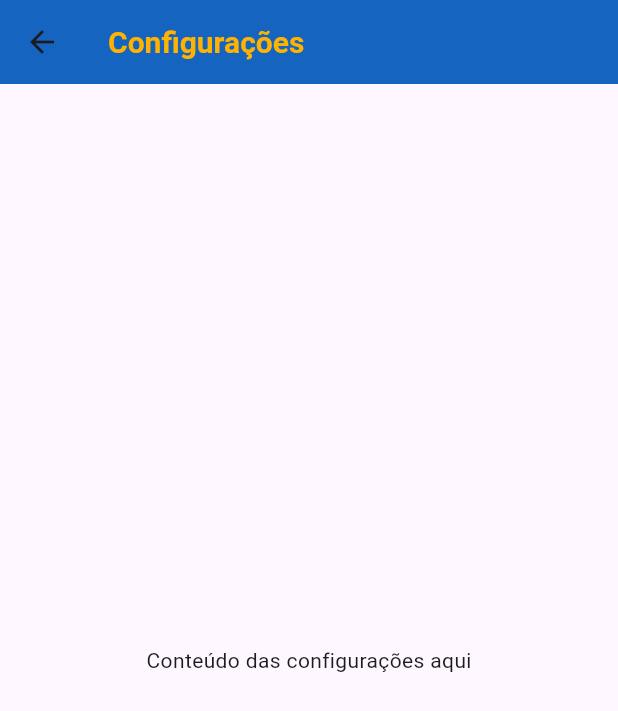
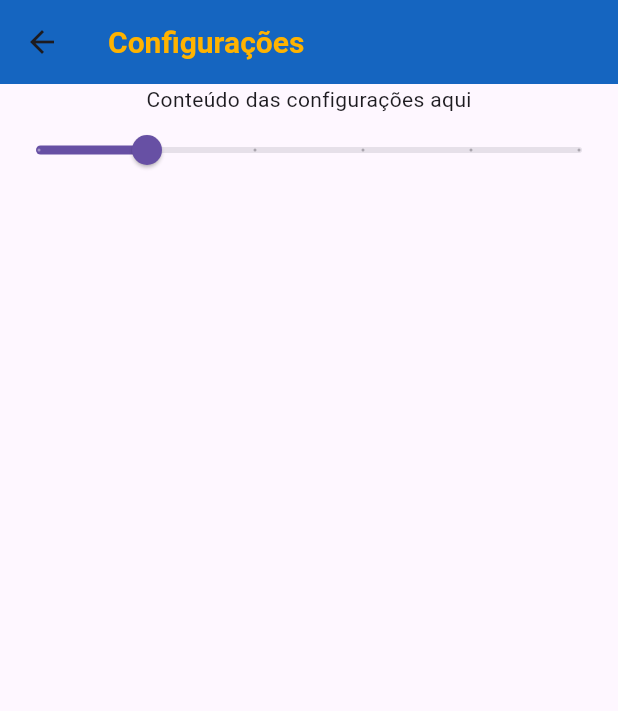
Before and after one commit to EygonSaldanha/Kali, a Flutter app: the SettingsScreen screen opened directly, on a phone screen of 412 x 824 dp. Shown: the top 711 px of the screen. Run offline on Flutter 3.47's test engine with Material 3 defaults, Android fonts, the phone set to English and light mode, and no system bars; network calls fail.

```diff
--- a/lib/main.dart
+++ b/lib/main.dart
@@ -1,5 +1,5 @@
 import 'package:flutter/material.dart';
-import 'login.dart'; // Certifique-se de que o caminho para login.dart está correto.
+import 'views/login.dart';
 
 void main() {
   runApp(MyApp());
--- /dev/null
+++ b/lib/slider.dart
@@ -0,0 +1,30 @@
+import 'package:flutter/material.dart';
+
+/// Flutter code sample for [Slider].
+
+class SliderExample extends StatefulWidget {
+  const SliderExample({super.key});
+
+  @override
+  State<SliderExample> createState() => _SliderExampleState();
+}
+
+class _SliderExampleState extends State<SliderExample> {
+  double _currentSliderValue = 20;
+
+  @override
+  Widget build(BuildContext context) {
+    return
+      Slider(
+        value: _currentSliderValue,
+        max: 100,
+        divisions: 5,
+        label: _currentSliderValue.round().toString(),
+        onChanged: (double value) {
+          setState(() {
+            _currentSliderValue = value;
+          });
+        },
+    );
+  }
+}
--- a/lib/login.dart
+++ b/lib/views/login.dart
@@ -1,6 +1,6 @@
 import 'package:flutter/material.dart';
-import 'Home.dart';  // Certifique-se de que o caminho esteja correto
-import 'main.dart';  // Importa a classe MyApp que contém a RegistrationScreen
+import '../Home.dart';
+import '../main.dart';  // Importa a classe MyApp que contém a RegistrationScreen
 
 class LoginScreen extends StatefulWidget {
   @override
@@ -52,7 +52,7 @@ class _LoginScreenState extends State<LoginScreen> {
                     return null; // Removida a validação de 6 dígitos
                   },
                   onSaved: (value) => _matricula = value ?? '',
-                ),
+                ), SizedBox(height:10),
                 TextFormField(
                   decoration: InputDecoration(labelText: 'Senha'),
                   obscureText: true,
--- a/lib/settings.dart
+++ b/lib/views/settings.dart
@@ -1,5 +1,6 @@
 import 'package:flutter/material.dart';
-import 'Home.dart'; // Certifique-se de que o caminho esteja correto
+import 'package:flutter_application_1/slider.dart';
+import '../Home.dart'; // Certifique-se de que o caminho esteja correto
 
 class SettingsScreen extends StatelessWidget {
   @override
@@ -18,7 +19,12 @@ class SettingsScreen extends StatelessWidget {
         ),
       ),
       body: Center(
-        child: Text('Conteúdo das configurações aqui'),
+        child: Column(
+          children: [
+            Text('Conteúdo das configurações aqui'),
+            SliderExample(),
+          ],
+        ),
       ),
     );
   }
```
Also changed, not shown: lib/Home.dart (+5 -100 lines), lib/views/homePage.dart (added, +99 -0 lines).
